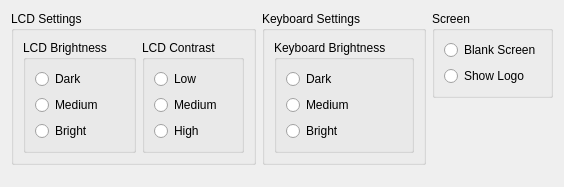
Above: src/logitechwidget.ui from ChaosWars/logitechapplet before the change. Below: the same form after it.
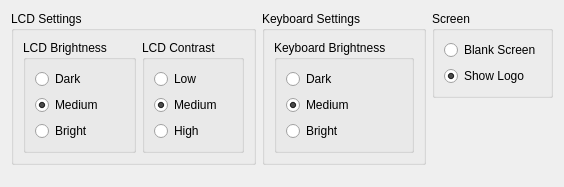
That is the form after the change. Icons and pictures are not drawn.

```diff
--- a/src/logitechwidget.ui
+++ b/src/logitechwidget.ui
@@ -45,6 +45,9 @@
              <property name="text" >
               <string>Medium</string>
              </property>
+             <property name="checked" >
+              <bool>true</bool>
+             </property>
             </widget>
            </item>
            <item row="2" column="0" >
@@ -75,6 +78,9 @@
              <property name="text" >
               <string>Medium</string>
              </property>
+             <property name="checked" >
+              <bool>true</bool>
+             </property>
             </widget>
            </item>
            <item row="2" column="0" >
@@ -114,6 +120,9 @@
              <property name="text" >
               <string>Medium</string>
              </property>
+             <property name="checked" >
+              <bool>true</bool>
+             </property>
             </widget>
            </item>
            <item row="2" column="0" >
@@ -147,6 +156,9 @@
           <property name="text" >
            <string>Show Logo</string>
           </property>
+          <property name="checked" >
+           <bool>true</bool>
+          </property>
          </widget>
         </item>
        </layout>
```
Left out of the diff: 22 changed lines with no effect on the pictures.
